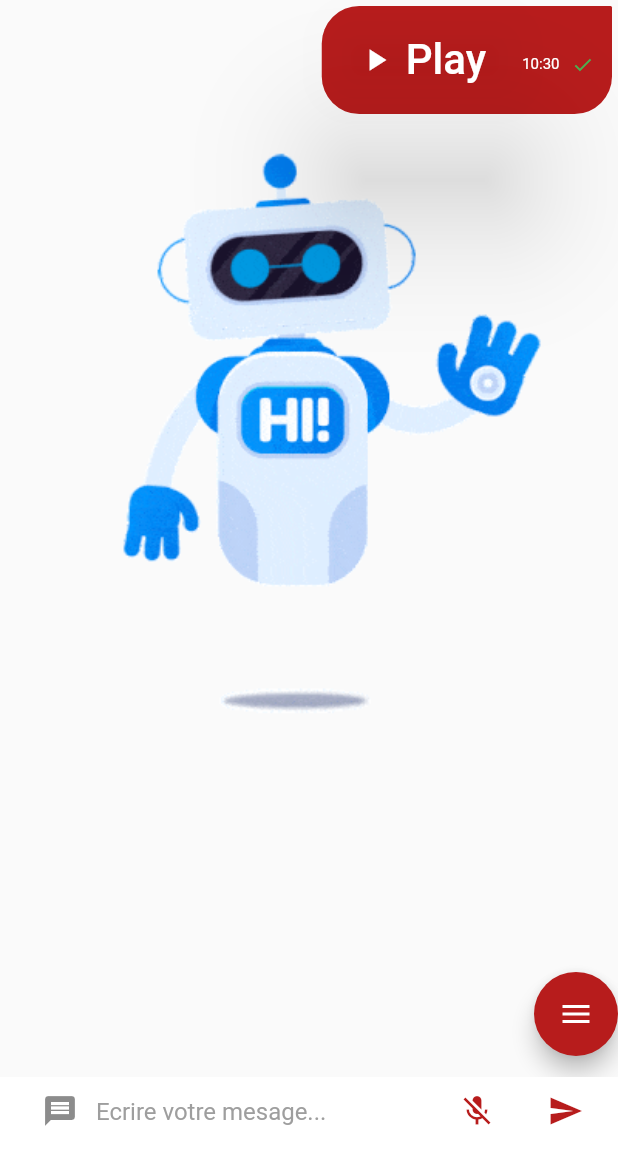
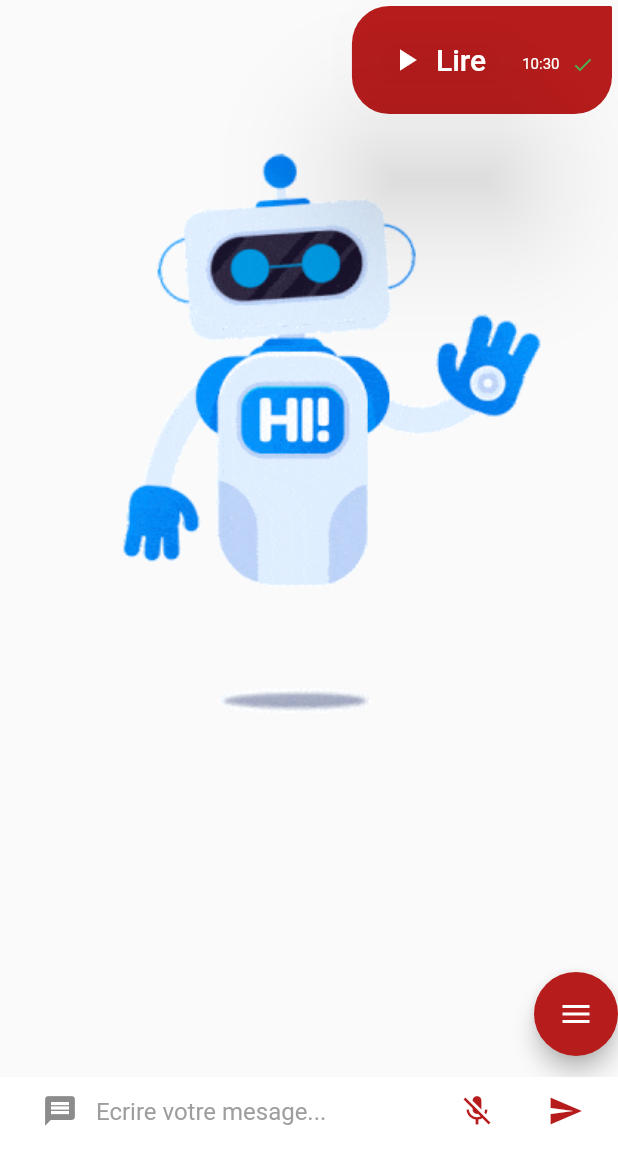
Before and after one commit to amanigharbi/vocal_chat_bot, a Flutter app: the ChatDetailPage screen opened directly, after a tap on the "send" icon, on a phone screen of 412 x 824 dp, the part 84-1236 px from its top. Run offline on Flutter 3.47's test engine with Material 2 defaults, Android fonts, the phone set to English and light mode, and no system bars; drawn by our look-alikes of flutter_speed_dial; our stand-ins replace dio, flutter_tts, speech_to_text, wave; missing offline and left inert: flag, simple_wave; network calls fail.

Commit message:
design v2

```diff
--- a/lib/components/voice_buble.dart
+++ b/lib/components/voice_buble.dart
@@ -1,18 +1,26 @@
-import 'package:dio/dio.dart';
-import 'package:vocal_chat_bot/models/chat_message.dart';
+import 'dart:math';
+
 import 'package:vocal_chat_bot/models/vocal_message.dart';
 import 'package:vocal_chat_bot/pages/chatbot.dart';
-
 import 'package:flutter/material.dart';
+import 'package:wave/config.dart';
+import 'package:wave/wave.dart';
+import 'package:simple_wave/simple_wave.dart';
 
 class VoiceBubble extends StatefulWidget {
   VocalMessage vocalMessage;
+
   VoiceBubble({Key? key, required this.vocalMessage}) : super(key: key);
   @override
   _VoiceBubbleState createState() => _VoiceBubbleState();
 }
 
 class _VoiceBubbleState extends State<VoiceBubble> {
+  ChatDetailPage chat = ChatDetailPage();
+  String message = '';
+  bool read = false;
+  List<Widget> _cardList = [];
+
   @override
   Widget build(BuildContext context) {
     return Row(
@@ -80,29 +88,86 @@ class _VoiceBubbleState extends State<VoiceBubble> {
                   //                 MessageType.Receiver
                   //             ? Colors.black
                   //             : Colors.white))
-                            child:  ElevatedButton.icon(
-              style:
-                  ElevatedButton.styleFrom(elevation: 40.0,
+                  child: ElevatedButton.icon(
+                    style: ElevatedButton.styleFrom(
+                        elevation: 40.0,
                         // primary: widget.vocalMessage.type ==
                         //                           MessageType.Receiver
                         //                       ? Colors.grey[400]
                         //                       : Colors.red[900]),
                         primary: Colors.transparent),
-              onPressed: () {
-                setState(() {
-                });
-              },
-              icon:  const Icon(Icons.play_arrow),
-              label:  Text(
-                      "Play",
+                    icon: Icon(Icons.play_arrow,
+                        color: widget.vocalMessage.type == MessageType.Receiver
+                            ? Colors.black
+                            : Colors.white),
+                    label: read == true
+                        ? Container(
+                            height: 50,
+                            width: 100,
+                            // child: SimpleWaveWidget(
+                            //   waveWidth: 50, // this changes width of wave
+                            //   waveHeight: 30, // this changes height of wave
+                            //   waveColor: const Color.fromARGB(255, 31, 31,
+                            //       31), // this changes color of wave
+                            //   amplitude: 30, // this changes height of wave
+                            //   waveMilliseconds:
+                            //       5000, //this changes speed of wave
+                            //   numberOfWave: 10, //this changes number of waves
+                            // ),
+                            alignment: Alignment.center,
+                            child: WaveWidget(
+
+      //user Stack() widget to overlap content and waves
+      config: CustomConfig(
+        colors: [
+          widget.vocalMessage.type ==
+                                        MessageType.Receiver
+                                    ? Colors.black
+                                    : Colors.white
+
+          //the more colors here, the more wave will be
+        ],
+        durations: [3000],
+        //durations of animations for each colors,
+        // make numbers equal to numbers of colors
+        heightPercentages: [0.01],
+
+        //height percentage for each colors.
+        blur: const MaskFilter.blur(BlurStyle.solid, 5),
+        //blur intensity for waves
+      ),
+      waveAmplitude: 5.00, //depth of curves
+      waveFrequency: 5, //number of curves in waves
+      backgroundColor: Colors.transparent, //background colors
+      size: const Size(
+        150.0,
+        30.0,
+      ),
+
+    ),
+                          )
+                        : Text(
+                            "Lire",
                             style: TextStyle(
-                        fontSize: 28,
+                                fontSize: 20,
                                 color: widget.vocalMessage.type ==
                                         MessageType.Receiver
                                     ? Colors.black
-                                        : Colors.white
+                                    : Colors.white),
                           ),
-                    ),
+                    onPressed: () async {
+                      message = widget.vocalMessage.getMsg;
+                      setState(() {
+                        read = true;
+                      });
+                      await chat.createState().speak(message).then((flutter_tts) {
+                        flutter_tts.setCompletionHandler(() {
+                          setState(() {
+                            read = false;
+                          });
+                        });
+                      });
+                    },
                   ),
                 )),
                 const SizedBox(
@@ -114,8 +179,7 @@ class _VoiceBubbleState extends State<VoiceBubble> {
                     widget.vocalMessage.time,
                     style: TextStyle(
                         fontSize: 10.0,
-                            color:
-                                widget.vocalMessage.type == MessageType.Receiver
+                        color: widget.vocalMessage.type == MessageType.Receiver
                             ? Colors.grey[700]
                             : Colors.white),
                   ),
@@ -129,10 +193,69 @@ class _VoiceBubbleState extends State<VoiceBubble> {
                     Icons.check,
                     color: Colors.green,
                     size: 15,
-                        )),
+                  ),
+                ),
               ],
-                )),
+            ),
+          ),
         )
-        ]);
+      ],
+    );
+  }
+
+  void _addCardWidget() {
+    setState(() {
+      _cardList.add(_card());
+      print("ok");
+    });
+  }
+
+  WaveWidget _card() {
+    return WaveWidget(
+      //user Stack() widget to overlap content and waves
+      config: CustomConfig(
+        colors: [
+          Colors.redAccent.withOpacity(0.3),
+          Colors.redAccent.withOpacity(0.3),
+          Colors.redAccent.withOpacity(0.3),
+          //the more colors here, the more wave will be
+        ],
+        durations: [4000, 5000, 7000],
+        //durations of animations for each colors,
+        // make numbers equal to numbers of colors
+        heightPercentages: [0.01, 0.05, 0.03],
+        //height percentage for each colors.
+        blur: const MaskFilter.blur(BlurStyle.solid, 5),
+        //blur intensity for waves
+      ),
+      waveAmplitude: 35.00, //depth of curves
+      waveFrequency: 3, //number of curves in waves
+      backgroundColor: Colors.white, //background colors
+      size: const Size(
+        double.infinity,
+        double.infinity,
+      ),
+    );
   }
 }
+
+class SineCurve extends Curve {
+  final double count;
+
+  SineCurve({this.count = 3});
+
+  // t = x
+  @override
+  double transformInternal(double t) {
+    var val = sin(count * 2 * pi * t) * 0.5 + 0.5;
+    return val; //f(x)
+  }
+}
+// SimpleWaveWidget(
+//     waveWidth: 200, // this changes width of wave
+//     waveHeight: 300, // this changes height of wave
+//     waveColor: Colors.blue, // this changes color of wave
+//     amplitude: 300, // this changes height of wave
+//     waveMilliseconds: 5000, //this changes speed of wave
+//     numberOfWave: 10, //this changes number of waves
+// ),
--- a/pubspec.yaml
+++ b/pubspec.yaml
@@ -39,6 +39,9 @@ dependencies:
   speech_to_text: ^5.4.3
   flutter_speed_dial:
   flag: ^6.0.0
+  wave: ^0.2.0
+  simple_wave: ^0.0.3
+
 
 dev_dependencies:
   flutter_test:
@@ -78,6 +81,7 @@ flutter:
     - assets/icons/
     - assets/images/
     - assets/svg/
+    - assets/svg/wave.svg
     - assets/chatbot.png
 
 
```
Also changed, not shown: lib/pages/chatbot.dart (+31 -37 lines), assets/svg/wave.svg (added), pubspec.lock, 2 other files. Lines whose indentation alone changed are shown as unchanged.
